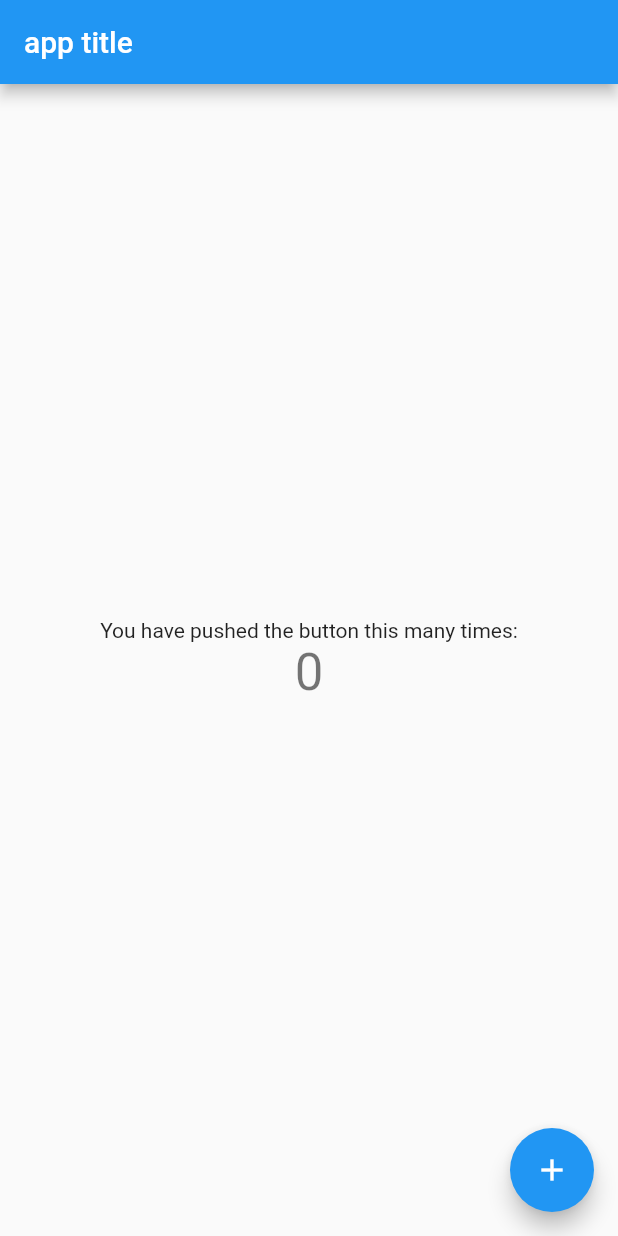
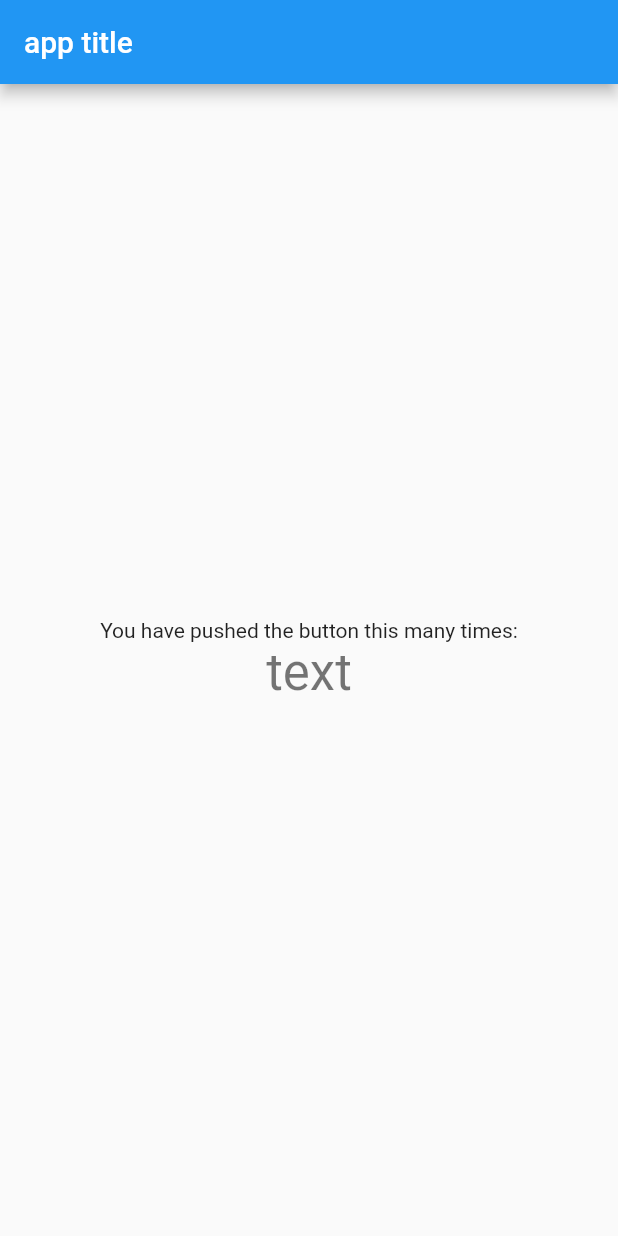
Before and after one commit to awaik/tezosart, a Flutter app: the screen it shows after launch, on a phone screen of 412 x 824 dp. Run offline on Flutter 3.47's test engine with Material 2 defaults, Android fonts, the phone set to English and light mode, and no system bars.

Commit message:
first commit

```diff
--- a/lib/main.dart
+++ b/lib/main.dart
@@ -24,18 +24,6 @@ class MyHomePage extends StatefulWidget {
 }
 
 class _MyHomePageState extends State<MyHomePage> {
-  int _counter = 0;
-
-  void _incrementCounter() {
-    setState(() {
-      // This call to setState tells the Flutter framework that something has
-      // changed in this State, which causes it to rerun the build method below
-      // so that the display can reflect the updated values. If we changed
-      // _counter without calling setState(), then the build method would not be
-      // called again, and so nothing would appear to happen.
-      _counter++;
-    });
-  }
 
   @override
   Widget build(BuildContext context) {
@@ -51,17 +39,12 @@ class _MyHomePageState extends State<MyHomePage> {
               'You have pushed the button this many times:',
             ),
             Text(
-              '$_counter',
+              'text',
               style: Theme.of(context).textTheme.headline4,
             ),
           ],
         ),
       ),
-      floatingActionButton: FloatingActionButton(
-        onPressed: _incrementCounter,
-        tooltip: 'Increment',
-        child: Icon(Icons.add),
-      ), // This trailing comma makes auto-formatting nicer for build methods.
     );
   }
 }
```
